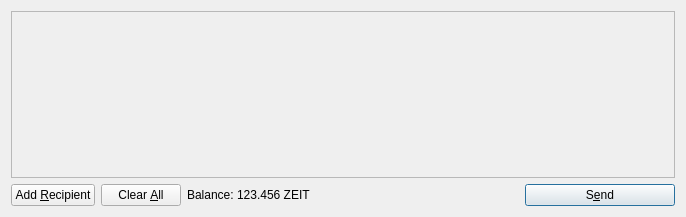
The window that src/qt/forms/sendcoinsdialog.ui (zeitcoinmovement/zeitcoin) describes before a commit, drawn with Qt 5.
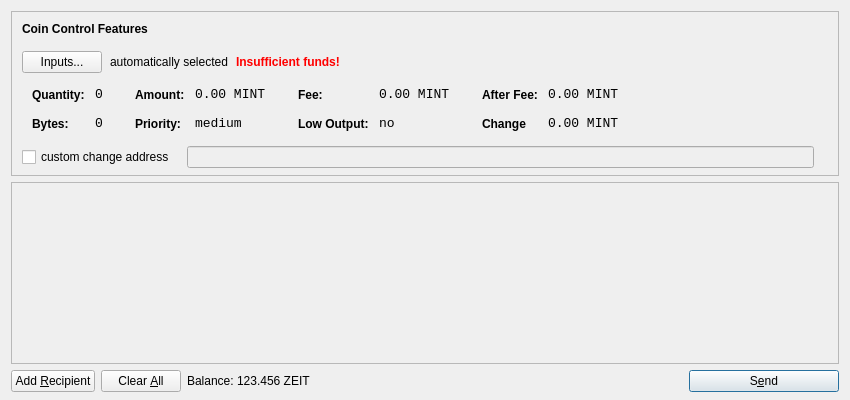
The same window after the commit. Icons and pictures are not drawn.

Diff of the .ui file:
```diff
--- a/src/qt/forms/sendcoinsdialog.ui
+++ b/src/qt/forms/sendcoinsdialog.ui
@@ -6,14 +6,615 @@
    <rect>
     <x>0</x>
     <y>0</y>
-    <width>686</width>
-    <height>217</height>
+    <width>850</width>
+    <height>400</height>
    </rect>
   </property>
   <property name="windowTitle">
    <string>Send Coins</string>
   </property>
-  <layout class="QVBoxLayout" name="verticalLayout">
+  <layout class="QVBoxLayout" name="verticalLayout" stretch="0,1,0">
+   <property name="bottomMargin">
+    <number>8</number>
+   </property>
+   <item>
+    <widget class="QFrame" name="frameCoinControl">
+     <property name="sizePolicy">
+      <sizepolicy hsizetype="Expanding" vsizetype="Expanding">
+       <horstretch>0</horstretch>
+       <verstretch>0</verstretch>
+      </sizepolicy>
+     </property>
+     <property name="maximumSize">
+      <size>
+       <width>16777215</width>
+       <height>16777215</height>
+      </size>
+     </property>
+     <property name="frameShape">
+      <enum>QFrame::StyledPanel</enum>
+     </property>
+     <property name="frameShadow">
+      <enum>QFrame::Sunken</enum>
+     </property>
+     <layout class="QVBoxLayout" name="verticalLayoutCoinControl2">
+      <property name="spacing">
+       <number>-1</number>
+      </property>
+      <property name="leftMargin">
+       <number>0</number>
+      </property>
+      <property name="topMargin">
+       <number>0</number>
+      </property>
+      <property name="rightMargin">
+       <number>0</number>
+      </property>
+      <property name="bottomMargin">
+       <number>6</number>
+      </property>
+      <item>
+       <layout class="QVBoxLayout" name="verticalLayoutCoinControl" stretch="0,0,0,0,1">
+        <property name="spacing">
+         <number>0</number>
+        </property>
+        <property name="leftMargin">
+         <number>10</number>
+        </property>
+        <property name="topMargin">
+         <number>10</number>
+        </property>
+        <item>
+         <layout class="QHBoxLayout" name="horizontalLayoutCoinControl1">
+          <property name="bottomMargin">
+           <number>15</number>
+          </property>
+          <item>
+           <widget class="QLabel" name="labelCoinControlFeatures">
+            <property name="sizePolicy">
+             <sizepolicy hsizetype="Preferred" vsizetype="Maximum">
+              <horstretch>0</horstretch>
+              <verstretch>0</verstretch>
+             </sizepolicy>
+            </property>
+            <property name="font">
+             <font>
+              <weight>75</weight>
+              <bold>true</bold>
+             </font>
+            </property>
+            <property name="styleSheet">
+             <string notr="true">font-weight:bold;</string>
+            </property>
+            <property name="text">
+             <string>Coin Control Features</string>
+            </property>
+           </widget>
+          </item>
+         </layout>
+        </item>
+        <item>
+         <layout class="QHBoxLayout" name="horizontalLayoutCoinControl2" stretch="0,0,0,0">
+          <property name="spacing">
+           <number>8</number>
+          </property>
+          <property name="bottomMargin">
+           <number>10</number>
+          </property>
+          <item>
+           <widget class="QPushButton" name="pushButtonCoinControl">
+            <property name="styleSheet">
+             <string notr="true"/>
+            </property>
+            <property name="text">
+             <string>Inputs...</string>
+            </property>
+           </widget>
+          </item>
+          <item>
+           <widget class="QLabel" name="labelCoinControlAutomaticallySelected">
+            <property name="text">
+             <string>automatically selected</string>
+            </property>
+            <property name="margin">
+             <number>5</number>
+            </property>
+           </widget>
+          </item>
+          <item>
+           <widget class="QLabel" name="labelCoinControlInsuffFunds">
+            <property name="font">
+             <font>
+              <weight>75</weight>
+              <bold>true</bold>
+             </font>
+            </property>
+            <property name="styleSheet">
+             <string notr="true">color:red;font-weight:bold;</string>
+            </property>
+            <property name="text">
+             <string>Insufficient funds!</string>
+            </property>
+            <property name="margin">
+             <number>5</number>
+            </property>
+           </widget>
+          </item>
+          <item>
+           <spacer name="horizontalSpacerCoinControl">
+            <property name="orientation">
+             <enum>Qt::Horizontal</enum>
+            </property>
+            <property name="sizeHint" stdset="0">
+             <size>
+              <width>40</width>
+              <height>1</height>
+             </size>
+            </property>
+           </spacer>
+          </item>
+         </layout>
+        </item>
+        <item>
+         <widget class="QWidget" name="widgetCoinControl" native="true">
+          <property name="sizePolicy">
+           <sizepolicy hsizetype="Preferred" vsizetype="Preferred">
+            <horstretch>0</horstretch>
+            <verstretch>0</verstretch>
+           </sizepolicy>
+          </property>
+          <property name="minimumSize">
+           <size>
+            <width>0</width>
+            <height>0</height>
+           </size>
+          </property>
+          <property name="styleSheet">
+           <string notr="true"/>
+          </property>
+          <layout class="QHBoxLayout" name="horizontalLayoutCoinControl5">
+           <property name="margin">
+            <number>0</number>
+           </property>
+           <item>
+            <layout class="QHBoxLayout" name="horizontalLayoutCoinControl3" stretch="0,0,0,1">
+             <property name="spacing">
+              <number>20</number>
+             </property>
+             <property name="topMargin">
+              <number>0</number>
+             </property>
+             <property name="bottomMargin">
+              <number>10</number>
+             </property>
+             <item>
+              <layout class="QFormLayout" name="formLayoutCoinControl1">
+               <property name="horizontalSpacing">
+                <number>10</number>
+               </property>
+               <property name="verticalSpacing">
+                <number>14</number>
+               </property>
+               <property name="leftMargin">
+                <number>10</number>
+               </property>
+               <property name="topMargin">
+                <number>4</number>
+               </property>
+               <property name="rightMargin">
+                <number>6</number>
+               </property>
+               <item row="0" column="0">
+                <widget class="QLabel" name="labelCoinControlQuantityText">
+                 <property name="styleSheet">
+                  <string notr="true">font-weight:bold;</string>
+                 </property>
+                 <property name="text">
+                  <string>Quantity:</string>
+                 </property>
+                 <property name="margin">
+                  <number>0</number>
+                 </property>
+                </widget>
+               </item>
+               <item row="0" column="1">
+                <widget class="QLabel" name="labelCoinControlQuantity">
+                 <property name="font">
+                  <font>
+                   <family>Monospace</family>
+                   <pointsize>10</pointsize>
+                  </font>
+                 </property>
+                 <property name="cursor">
+                  <cursorShape>IBeamCursor</cursorShape>
+                 </property>
+                 <property name="contextMenuPolicy">
+                  <enum>Qt::ActionsContextMenu</enum>
+                 </property>
+                 <property name="text">
+                  <string>0</string>
+                 </property>
+                 <property name="margin">
+                  <number>0</number>
+                 </property>
+                 <property name="textInteractionFlags">
+                  <set>Qt::LinksAccessibleByMouse|Qt::TextSelectableByKeyboard|Qt::TextSelectableByMouse</set>
+                 </property>
+                </widget>
+               </item>
+               <item row="1" column="0">
+                <widget class="QLabel" name="labelCoinControlBytesText">
+                 <property name="styleSheet">
+                  <string notr="true">font-weight:bold;</string>
+                 </property>
+                 <property name="text">
+                  <string>Bytes:</string>
+                 </property>
+                </widget>
+               </item>
+               <item row="1" column="1">
+                <widget class="QLabel" name="labelCoinControlBytes">
+                 <property name="font">
+                  <font>
+                   <family>Monospace</family>
+                   <pointsize>10</pointsize>
+                  </font>
+                 </property>
+                 <property name="cursor">
+                  <cursorShape>IBeamCursor</cursorShape>
+                 </property>
+                 <property name="contextMenuPolicy">
+                  <enum>Qt::ActionsContextMenu</enum>
+                 </property>
+                 <property name="text">
+                  <string>0</string>
+                 </property>
+                 <property name="textInteractionFlags">
+                  <set>Qt::LinksAccessibleByMouse|Qt::TextSelectableByKeyboard|Qt::TextSelectableByMouse</set>
+                 </property>
+                </widget>
+               </item>
+              </layout>
+             </item>
+             <item>
+              <layout class="QFormLayout" name="formLayoutCoinControl2">
+               <property name="horizontalSpacing">
+                <number>10</number>
+               </property>
+               <property name="verticalSpacing">
+                <number>14</number>
+               </property>
+               <property name="leftMargin">
+                <number>6</number>
+               </property>
+               <property name="topMargin">
+                <number>4</number>
+               </property>
+               <property name="rightMargin">
+                <number>6</number>
+               </property>
+               <item row="0" column="0">
+                <widget class="QLabel" name="labelCoinControlAmountText">
+                 <property name="styleSheet">
+                  <string notr="true">font-weight:bold;</string>
+                 </property>
+                 <property name="text">
+                  <string>Amount:</string>
+                 </property>
+                 <property name="margin">
+                  <number>0</number>
+                 </property>
+                </widget>
+               </item>
+               <item row="0" column="1">
+                <widget class="QLabel" name="labelCoinControlAmount">
+                 <property name="font">
+                  <font>
+                   <family>Monospace</family>
+                   <pointsize>10</pointsize>
+                  </font>
+                 </property>
+                 <property name="cursor">
+                  <cursorShape>IBeamCursor</cursorShape>
+                 </property>
+                 <property name="contextMenuPolicy">
+                  <enum>Qt::ActionsContextMenu</enum>
+                 </property>
+                 <property name="text">
+                  <string>0.00 MINT</string>
+                 </property>
+                 <property name="textInteractionFlags">
+                  <set>Qt::LinksAccessibleByMouse|Qt::TextSelectableByKeyboard|Qt::TextSelectableByMouse</set>
+                 </property>
+                </widget>
+               </item>
+               <item row="1" column="0">
+                <widget class="QLabel" name="labelCoinControlPriorityText">
+                 <property name="styleSheet">
+                  <string notr="true">font-weight:bold;</string>
+                 </property>
+                 <property name="text">
+                  <string>Priority:</string>
+                 </property>
+                </widget>
+               </item>
+               <item row="1" column="1">
+                <widget class="QLabel" name="labelCoinControlPriority">
+                 <property name="font">
+                  <font>
+                   <family>Monospace</family>
+                   <pointsize>10</pointsize>
+                  </font>
+                 </property>
+                 <property name="cursor">
+                  <cursorShape>IBeamCursor</cursorShape>
+                 </property>
+                 <property name="contextMenuPolicy">
+                  <enum>Qt::ActionsContextMenu</enum>
+                 </property>
+                 <property name="text">
+                  <string>medium</string>
+                 </property>
+                 <property name="textInteractionFlags">
+                  <set>Qt::LinksAccessibleByMouse|Qt::TextSelectableByKeyboard|Qt::TextSelectableByMouse</set>
+                 </property>
+                </widget>
+               </item>
+              </layout>
+             </item>
+             <item>
+              <layout class="QFormLayout" name="formLayoutCoinControl3">
+               <property name="horizontalSpacing">
+                <number>10</number>
+               </property>
+               <property name="verticalSpacing">
+                <number>14</number>
+               </property>
+               <property name="leftMargin">
+                <number>6</number>
+               </property>
+               <property name="topMargin">
+                <number>4</number>
+               </property>
+               <property name="rightMargin">
+                <number>6</number>
+               </property>
+               <item row="0" column="0">
+                <widget class="QLabel" name="labelCoinControlFeeText">
+                 <property name="styleSheet">
+                  <string notr="true">font-weight:bold;</string>
+                 </property>
+                 <property name="text">
+                  <string>Fee:</string>
+                 </property>
+                 <property name="margin">
+                  <number>0</number>
+                 </property>
+                </widget>
+               </item>
+               <item row="0" column="1">
+                <widget class="QLabel" name="labelCoinControlFee">
+                 <property name="font">
+                  <font>
+                   <family>Monospace</family>
+                   <pointsize>10</pointsize>
+                  </font>
+                 </property>
+                 <property name="cursor">
+                  <cursorShape>IBeamCursor</cursorShape>
+                 </property>
+                 <property name="contextMenuPolicy">
+                  <enum>Qt::ActionsContextMenu</enum>
+                 </property>
+                 <property name="text">
+                  <string>0.00 MINT</string>
+                 </property>
+                 <property name="textInteractionFlags">
+                  <set>Qt::LinksAccessibleByMouse|Qt::TextSelectableByKeyboard|Qt::TextSelectableByMouse</set>
+                 </property>
+                </widget>
+               </item>
+               <item row="1" column="0">
+                <widget class="QLabel" name="labelCoinControlLowOutputText">
+                 <property name="styleSheet">
+                  <string notr="true">font-weight:bold;</string>
+                 </property>
+                 <property name="text">
+                  <string>Low Output:</string>
+                 </property>
+                </widget>
+               </item>
+               <item row="1" column="1">
+                <widget class="QLabel" name="labelCoinControlLowOutput">
+                 <property name="font">
+                  <font>
+                   <family>Monospace</family>
+                   <pointsize>10</pointsize>
+                  </font>
+                 </property>
+                 <property name="cursor">
+                  <cursorShape>IBeamCursor</cursorShape>
+                 </property>
+                 <property name="contextMenuPolicy">
+                  <enum>Qt::ActionsContextMenu</enum>
+                 </property>
+                 <property name="text">
+                  <string>no</string>
+                 </property>
+                 <property name="textInteractionFlags">
+                  <set>Qt::LinksAccessibleByMouse|Qt::TextSelectableByKeyboard|Qt::TextSelectableByMouse</set>
+                 </property>
+                </widget>
+               </item>
+              </layout>
+             </item>
+             <item>
+              <layout class="QFormLayout" name="formLayoutCoinControl4">
+               <property name="horizontalSpacing">
+                <number>10</number>
+               </property>
+               <property name="verticalSpacing">
+                <number>14</number>
+               </property>
+               <property name="leftMargin">
+                <number>6</number>
+               </property>
+               <property name="topMargin">
+                <number>4</number>
+               </property>
+               <property name="rightMargin">
+                <number>6</number>
+               </property>
+               <item row="0" column="0">
+                <widget class="QLabel" name="labelCoinControlAfterFeeText">
+                 <property name="styleSheet">
+                  <string notr="true">font-weight:bold;</string>
+                 </property>
+                 <property name="text">
+                  <string>After Fee:</string>
+                 </property>
+                 <property name="margin">
+                  <number>0</number>
+                 </property>
+                </widget>
+               </item>
+               <item row="0" column="1">
+                <widget class="QLabel" name="labelCoinControlAfterFee">
+                 <property name="font">
+                  <font>
+                   <family>Monospace</family>
+                   <pointsize>10</pointsize>
+                  </font>
+                 </property>
+                 <property name="cursor">
+                  <cursorShape>IBeamCursor</cursorShape>
+                 </property>
+                 <property name="contextMenuPolicy">
+                  <enum>Qt::ActionsContextMenu</enum>
+                 </property>
+                 <property name="text">
+                  <string>0.00 MINT</string>
+                 </property>
+                 <property name="textInteractionFlags">
+                  <set>Qt::LinksAccessibleByMouse|Qt::TextSelectableByKeyboard|Qt::TextSelectableByMouse</set>
+                 </property>
+                </widget>
+               </item>
+               <item row="1" column="0">
+                <widget class="QLabel" name="labelCoinControlChangeText">
+                 <property name="styleSheet">
+                  <string notr="true">font-weight:bold;</string>
+                 </property>
+                 <property name="text">
+                  <string>Change</string>
+                 </property>
+                </widget>
+               </item>
+               <item row="1" column="1">
+                <widget class="QLabel" name="labelCoinControlChange">
+                 <property name="font">
+                  <font>
+                   <family>Monospace</family>
+                   <pointsize>10</pointsize>
+                  </font>
+                 </property>
+                 <property name="cursor">
+                  <cursorShape>IBeamCursor</cursorShape>
+                 </property>
+                 <property name="contextMenuPolicy">
+                  <enum>Qt::ActionsContextMenu</enum>
+                 </property>
+                 <property name="text">
+                  <string>0.00 MINT</string>
+                 </property>
+                 <property name="textInteractionFlags">
+                  <set>Qt::LinksAccessibleByMouse|Qt::TextSelectableByKeyboard|Qt::TextSelectableByMouse</set>
+                 </property>
+                </widget>
+               </item>
+              </layout>
+             </item>
+            </layout>
+           </item>
+          </layout>
+         </widget>
+        </item>
+        <item>
+         <layout class="QHBoxLayout" name="horizontalLayoutCoinControl4" stretch="0,0,0">
+          <property name="spacing">
+           <number>12</number>
+          </property>
+          <property name="sizeConstraint">
+           <enum>QLayout::SetDefaultConstraint</enum>
+          </property>
+          <property name="topMargin">
+           <number>5</number>
+          </property>
+          <property name="rightMargin">
+           <number>5</number>
+          </property>
+          <item>
+           <widget class="QCheckBox" name="checkBoxCoinControlChange">
+            <property name="text">
+             <string>custom change address</string>
+            </property>
+           </widget>
+          </item>
+          <item>
+           <widget class="QLineEdit" name="lineEditCoinControlChange">
+            <property name="enabled">
+             <bool>false</bool>
+            </property>
+            <property name="sizePolicy">
+             <sizepolicy hsizetype="Expanding" vsizetype="Fixed">
+              <horstretch>0</horstretch>
+              <verstretch>0</verstretch>
+             </sizepolicy>
+            </property>
+           </widget>
+          </item>
+          <item>
+           <widget class="QLabel" name="labelCoinControlChangeLabel">
+            <property name="sizePolicy">
+             <sizepolicy hsizetype="Preferred" vsizetype="Expanding">
+              <horstretch>0</horstretch>
+              <verstretch>0</verstretch>
+             </sizepolicy>
+            </property>
+            <property name="minimumSize">
+             <size>
+              <width>0</width>
+              <height>0</height>
+             </size>
+            </property>
+            <property name="text">
+             <string/>
+            </property>
+            <property name="margin">
+             <number>3</number>
+            </property>
+           </widget>
+          </item>
+         </layout>
+        </item>
+        <item>
+         <spacer name="verticalSpacerCoinControl">
+          <property name="orientation">
+           <enum>Qt::Vertical</enum>
+          </property>
+          <property name="sizeHint" stdset="0">
+           <size>
+            <width>800</width>
+            <height>1</height>
+           </size>
+          </property>
+         </spacer>
+        </item>
+       </layout>
+      </item>
+     </layout>
+    </widget>
+   </item>
    <item>
     <widget class="QScrollArea" name="scrollArea">
      <property name="widgetResizable">
@@ -24,7 +625,7 @@
        <rect>
         <x>0</x>
         <y>0</y>
-        <width>666</width>
+        <width>830</width>
         <height>165</height>
        </rect>
       </property>
```
